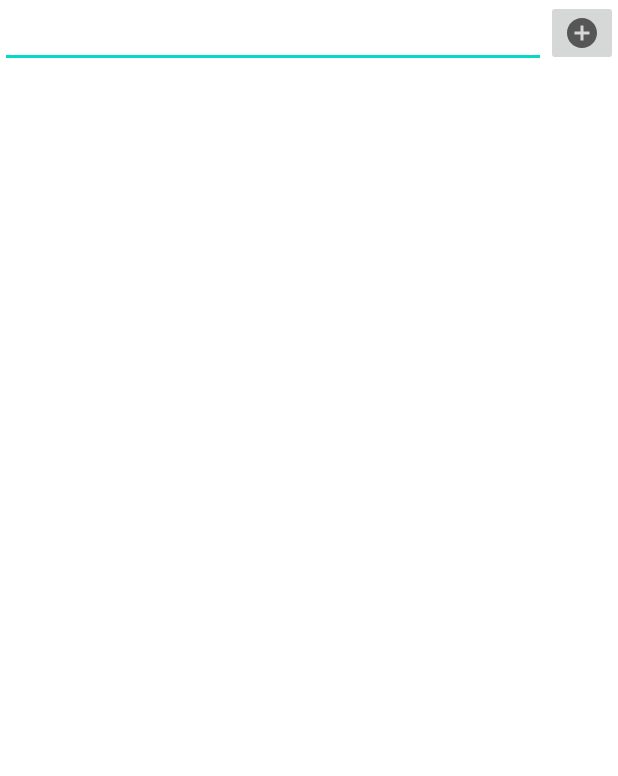
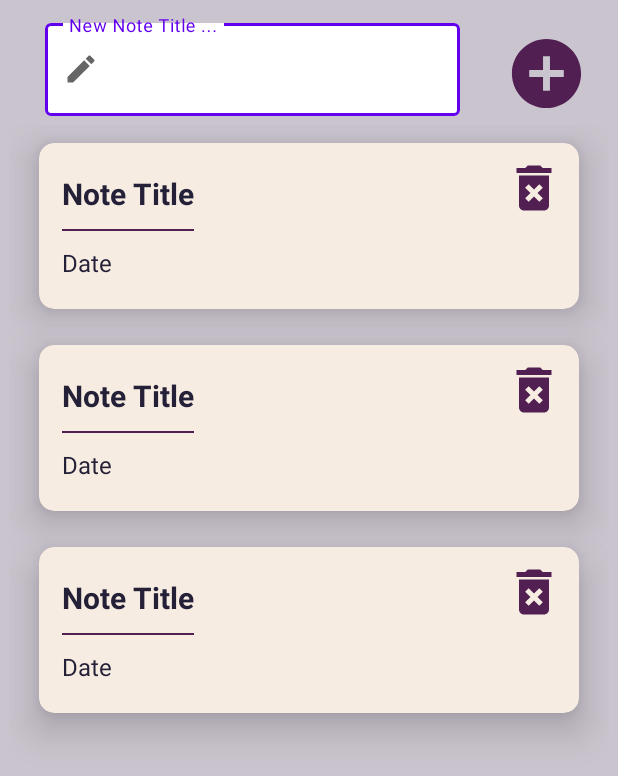
Before and after one commit to OpInCo-Community/HacktoberWeek, an Android app: the layout activity_main.xml on its own in the app's theme, with its tools: preview values and no code run, on a phone screen of 412 x 824 dp. Shown: the top 776 px of the screen. Run offline under Robolectric (Android 15) with nearby library versions, the phone set to English and light mode, and no system bars.

Commit message:
updated ui

```diff
--- /dev/null
+++ b/Android-Contributions/Note-Keeping-App/app/src/main/res/drawable/ic_add.xml
@@ -0,0 +1,5 @@
+<vector android:height="24dp" android:tint="#000000"
+    android:viewportHeight="24" android:viewportWidth="24"
+    android:width="24dp" xmlns:android="http://schemas.android.com/apk/res/android">
+    <path android:fillColor="@android:color/white" android:pathData="M12,2C6.48,2 2,6.48 2,12s4.48,10 10,10 10,-4.48 10,-10S17.52,2 12,2zM17,13h-4v4h-2v-4L7,13v-2h4L11,7h2v4h4v2z"/>
+</vector>
--- /dev/null
+++ b/Android-Contributions/Note-Keeping-App/app/src/main/res/drawable/ic_edit.xml
@@ -0,0 +1,5 @@
+<vector android:height="24dp" android:tint="#000000"
+    android:viewportHeight="24" android:viewportWidth="24"
+    android:width="24dp" xmlns:android="http://schemas.android.com/apk/res/android">
+    <path android:fillColor="@android:color/white" android:pathData="M3,17.25V21h3.75L17.81,9.94l-3.75,-3.75L3,17.25zM20.71,7.04c0.39,-0.39 0.39,-1.02 0,-1.41l-2.34,-2.34c-0.39,-0.39 -1.02,-0.39 -1.41,0l-1.83,1.83 3.75,3.75 1.83,-1.83z"/>
+</vector>
--- a/Android-Contributions/Note-Keeping-App/app/src/main/res/layout/activity_main.xml
+++ b/Android-Contributions/Note-Keeping-App/app/src/main/res/layout/activity_main.xml
@@ -4,29 +4,50 @@
     xmlns:tools="http://schemas.android.com/tools"
     android:layout_width="match_parent"
     android:layout_height="match_parent"
+    android:background="@color/light_purple"
     tools:context=".MainActivity">
 
-    <EditText
-        android:id="@+id/add_note_view"
+    <com.google.android.material.textfield.TextInputLayout
+        android:id="@+id/add_note_view_layout"
+        style="@style/Widget.MaterialComponents.TextInputLayout.OutlinedBox"
         android:layout_width="0dp"
+        app:startIconDrawable="@drawable/ic_edit"
         android:layout_height="wrap_content"
-        android:inputType="text"
+        android:layout_marginHorizontal="30dp"
+        android:layout_marginTop="10dp"
+        app:boxBackgroundColor="@color/white"
+        app:boxStrokeWidth="2dp"
         app:layout_constraintBottom_toTopOf="@+id/my_recycler_view"
         app:layout_constraintEnd_toStartOf="@+id/add_button"
-        app:layout_constraintHorizontal_bias="0.5"
         app:layout_constraintStart_toStartOf="parent"
-        app:layout_constraintTop_toTopOf="parent" />
+        android:colorActivatedHighlight="@color/dark_purple"
+        app:layout_constraintTop_toTopOf="parent">
+
+        <com.google.android.material.textfield.TextInputEditText
+            android:id="@+id/add_note_view"
+            android:layout_width="match_parent"
+            android:textSize="20sp"
+            android:layout_height="wrap_content"
+            android:hint="New Note Title ..."
+            android:inputType="text"
+            android:textColor="@color/dark_purple" />
+
+    </com.google.android.material.textfield.TextInputLayout>
+
 
     <ImageButton
         android:id="@+id/add_button"
-        android:layout_width="wrap_content"
-        android:layout_height="wrap_content"
+        android:layout_width="55dp"
+        android:layout_height="55dp"
+        android:layout_marginTop="10dp"
+        android:layout_marginEnd="20dp"
         android:onClick="addNewNote"
-        android:src="@drawable/ic_baseline_add_circle_24"
+        android:backgroundTint="@color/purple"
+        android:background="@drawable/ic_add"
         app:layout_constraintEnd_toEndOf="parent"
-        app:layout_constraintHorizontal_bias="0.5"
-        app:layout_constraintStart_toEndOf="@+id/add_note_view"
-        app:layout_constraintTop_toTopOf="parent" />
+        app:layout_constraintBottom_toBottomOf="@id/add_note_view_layout"
+        app:layout_constraintStart_toEndOf="@+id/add_note_view_layout"
+        app:layout_constraintTop_toTopOf="@id/add_note_view_layout" />
 
     <androidx.recyclerview.widget.RecyclerView
         android:id="@+id/my_recycler_view"
@@ -34,7 +55,8 @@
         android:layout_height="0dp"
         app:layoutManager="androidx.recyclerview.widget.LinearLayoutManager"
         android:padding="6dp"
+        tools:listitem="@layout/note_item"
         app:layout_constraintBottom_toBottomOf="parent"
-        app:layout_constraintTop_toBottomOf="@+id/add_note_view" />
+        app:layout_constraintTop_toBottomOf="@+id/add_note_view_layout" />
 
 </androidx.constraintlayout.widget.ConstraintLayout>
--- a/Android-Contributions/Note-Keeping-App/app/src/main/res/layout/note_item.xml
+++ b/Android-Contributions/Note-Keeping-App/app/src/main/res/layout/note_item.xml
@@ -1,27 +1,69 @@
 <?xml version="1.0" encoding="utf-8"?>
-<androidx.constraintlayout.widget.ConstraintLayout xmlns:android="http://schemas.android.com/apk/res/android"
+<androidx.cardview.widget.CardView xmlns:android="http://schemas.android.com/apk/res/android"
+    xmlns:tools="http://schemas.android.com/tools"
     android:layout_width="match_parent"
     android:layout_height="wrap_content"
-    android:padding="4dp"
-    xmlns:app="http://schemas.android.com/apk/res-auto">
+    xmlns:app="http://schemas.android.com/apk/res-auto"
+    app:cardCornerRadius="10dp"
+    app:cardElevation="15dp"
+    app:cardBackgroundColor="@color/beige"
+    android:layout_marginHorizontal="20dp"
+    android:layout_marginVertical="12dp">
+
+    <androidx.constraintlayout.widget.ConstraintLayout
+        android:layout_width="match_parent"
+        android:layout_height="match_parent">
 
         <TextView
-        android:id="@+id/note_view"
+            android:id="@+id/note_title"
+            android:layout_width="wrap_content"
+            android:layout_height="match_parent"
+            android:textColor="@color/dark_purple"
+            android:textStyle="bold"
+            android:textSize="20sp"
+            android:text="Note Title"
+            android:layout_marginStart="15dp"
+            android:layout_marginTop="20dp"
+            app:layout_constraintTop_toTopOf="parent"
+            app:layout_constraintStart_toStartOf="parent"/>
+
+        <View
+            android:id="@+id/barrier"
             android:layout_width="0dp"
+            android:layout_height="1dp"
+            android:layout_marginTop="10dp"
+            app:layout_constraintStart_toStartOf="@id/note_title"
+            app:layout_constraintEnd_toEndOf="@id/note_title"
+            app:layout_constraintTop_toBottomOf="@id/note_title"
+            android:background="@color/purple"/>
+
+        <TextView
+            android:id="@+id/note_date"
+            android:layout_width="wrap_content"
             android:layout_height="match_parent"
+            android:textColor="@color/dark_purple"
             android:textSize="16sp"
-        app:layout_constraintTop_toTopOf="parent"
+            android:text="Date"
+            android:layout_marginStart="15dp"
+            android:layout_marginTop="10dp"
+            android:layout_marginBottom="20dp"
             app:layout_constraintBottom_toBottomOf="parent"
-        app:layout_constraintStart_toStartOf="parent"
-        app:layout_constraintEnd_toStartOf="@+id/delete_button"/>
+            app:layout_constraintTop_toBottomOf="@id/barrier"
+            app:layout_constraintStart_toStartOf="parent"/>
 
         <ImageView
             android:id="@+id/delete_button"
-        android:layout_width="wrap_content"
-        android:layout_height="wrap_content"
+            android:layout_width="40dp"
+            android:layout_height="40dp"
+            android:layout_marginTop="10dp"
+            android:layout_marginEnd="10dp"
             android:src="@drawable/ic_baseline_delete_forever_24"
-        app:layout_constraintBottom_toBottomOf="parent"
             app:layout_constraintEnd_toEndOf="parent"
-        app:layout_constraintTop_toTopOf="parent" />
+            app:layout_constraintTop_toTopOf="parent"
+            app:tint="@color/purple" />
 
     </androidx.constraintlayout.widget.ConstraintLayout>
+
+
+
+</androidx.cardview.widget.CardView>
--- a/Android-Contributions/Note-Keeping-App/app/src/main/res/values/colors.xml
+++ b/Android-Contributions/Note-Keeping-App/app/src/main/res/values/colors.xml
@@ -7,4 +7,8 @@
     <color name="teal_700">#FF018786</color>
     <color name="black">#FF000000</color>
     <color name="white">#FFFFFFFF</color>
+    <color name="light_purple">#cac4ce</color>
+    <color name="dark_purple">#242038</color>
+    <color name="purple">#511f52</color>
+    <color name="beige">#f7ece1</color>
 </resources>
```
Lines whose indentation alone changed are shown as unchanged.
